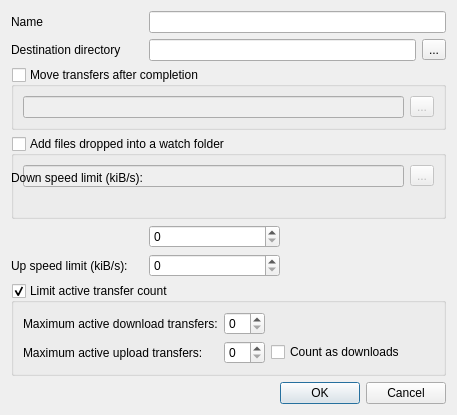
LubosD/fatrat, file src/QueueDlg.ui: the form before one commit.
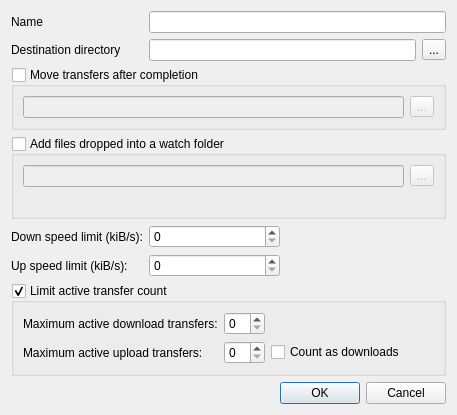
The form after the commit.

Commit message: Desktop: move the speed limit label below the watch folder group

Diff of the .ui file:
```diff
--- a/src/QueueDlg.ui
+++ b/src/QueueDlg.ui
@@ -100,7 +100,7 @@
      </layout>
     </widget>
    </item>
-   <item row="3" column="0" >
+   <item row="4" column="0" >
     <widget class="QLabel" name="label_2" >
      <property name="text" >
       <string>Down speed limit (kiB/s):</string>
```
